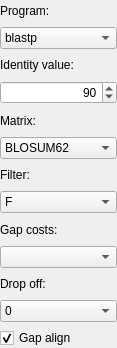
This is src/corelibs/U2View/src/ov_sequence/Das/ui/DasBlastSettingsWidget.ui in violethaze74/ugene as Qt 5 draws it before an edit. The edited form follows.
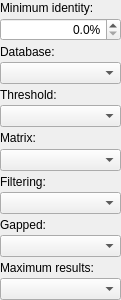
This is the edited form.

```diff
--- a/src/corelibs/U2View/src/ov_sequence/Das/ui/DasBlastSettingsWidget.ui
+++ b/src/corelibs/U2View/src/ov_sequence/Das/ui/DasBlastSettingsWidget.ui
@@ -6,8 +6,8 @@
    <rect>
     <x>0</x>
     <y>0</y>
-    <width>117</width>
-    <height>348</height>
+    <width>121</width>
+    <height>300</height>
    </rect>
   </property>
   <property name="sizePolicy">
@@ -20,18 +20,21 @@
    <string>Form</string>
   </property>
   <layout class="QVBoxLayout" name="verticalLayout">
+   <property name="spacing">
+    <number>3</number>
+   </property>
    <property name="margin">
     <number>0</number>
    </property>
    <item>
     <widget class="QLabel" name="programLabel">
      <property name="text">
-      <string>Program:</string>
+      <string>Minimum identity:</string>
      </property>
     </widget>
    </item>
    <item>
-    <widget class="QComboBox" name="programComboBox">
+    <widget class="QDoubleSpinBox" name="minimumIdentityDoubleSpinBox">
      <property name="sizePolicy">
       <sizepolicy hsizetype="MinimumExpanding" vsizetype="Fixed">
        <horstretch>0</horstretch>
@@ -43,52 +46,67 @@
        <width>1</width>
        <height>0</height>
       </size>
-     </property>
-     <item>
-      <property name="text">
-       <string>blastp</string>
-      </property>
-     </item>
-     <item>
-      <property name="text">
-       <string>blastx</string>
-      </property>
-     </item>
-     <item>
-      <property name="text">
-       <string>tblastx</string>
-      </property>
-     </item>
-     <item>
-      <property name="text">
-       <string>tblastn</string>
-      </property>
-     </item>
-    </widget>
-   </item>
-   <item>
-    <widget class="QLabel" name="identityLabel">
-     <property name="text">
-      <string>Identity value:</string>
-     </property>
-    </widget>
-   </item>
-   <item>
-    <widget class="QSpinBox" name="identitySpinBox">
-     <property name="sizePolicy">
-      <sizepolicy hsizetype="MinimumExpanding" vsizetype="Fixed">
-       <horstretch>0</horstretch>
-       <verstretch>0</verstretch>
-      </sizepolicy>
      </property>
      <property name="alignment">
       <set>Qt::AlignRight|Qt::AlignTrailing|Qt::AlignVCenter</set>
      </property>
-     <property name="maximum">
-      <number>100</number>
+     <property name="suffix">
+      <string>%</string>
      </property>
-     <property name="value">
-      <number>90</number>
+     <property name="decimals">
+      <number>1</number>
+     </property>
+    </widget>
+   </item>
+   <item>
+    <widget class="QLabel" name="databaseLabel">
+     <property name="text">
+      <string>Database:</string>
+     </property>
+    </widget>
+   </item>
+   <item>
+    <widget class="QComboBox" name="databaseComboBox">
+     <property name="sizePolicy">
+      <sizepolicy hsizetype="MinimumExpanding" vsizetype="Fixed">
+       <horstretch>0</horstretch>
+       <verstretch>0</verstretch>
+      </sizepolicy>
+     </property>
+     <property name="minimumSize">
+      <size>
+       <width>1</width>
+       <height>0</height>
+      </size>
+     </property>
+     <property name="sizeAdjustPolicy">
+      <enum>QComboBox::AdjustToMinimumContentsLength</enum>
+     </property>
+    </widget>
+   </item>
+   <item>
+    <widget class="QLabel" name="thresholdLabel">
+     <property name="text">
+      <string>Threshold:</string>
+     </property>
+    </widget>
+   </item>
+   <item>
+    <widget class="QComboBox" name="thresholdComboBox">
+     <property name="sizePolicy">
+      <sizepolicy hsizetype="MinimumExpanding" vsizetype="Fixed">
+       <horstretch>0</horstretch>
+       <verstretch>0</verstretch>
+      </sizepolicy>
+     </property>
+     <property name="minimumSize">
+      <size>
+       <width>1</width>
+       <height>0</height>
+      </size>
+     </property>
+     <property name="sizeAdjustPolicy">
+      <enum>QComboBox::AdjustToMinimumContentsLength</enum>
      </property>
     </widget>
    </item>
@@ -107,43 +125,24 @@
        <verstretch>0</verstretch>
       </sizepolicy>
      </property>
+     <property name="minimumSize">
+      <size>
+       <width>1</width>
+       <height>0</height>
+      </size>
+     </property>
      <property name="currentIndex">
-      <number>1</number>
+      <number>-1</number>
      </property>
      <property name="sizeAdjustPolicy">
       <enum>QComboBox::AdjustToMinimumContentsLength</enum>
      </property>
-     <item>
-      <property name="text">
-       <string>BLOSUM45</string>
-      </property>
-     </item>
-     <item>
-      <property name="text">
-       <string>BLOSUM62</string>
-      </property>
-     </item>
-     <item>
-      <property name="text">
-       <string>BLOSUM80</string>
-      </property>
-     </item>
-     <item>
-      <property name="text">
-       <string>PAM30</string>
-      </property>
-     </item>
-     <item>
-      <property name="text">
-       <string>PAM70</string>
-      </property>
-     </item>
     </widget>
    </item>
    <item>
     <widget class="QLabel" name="filterLabel">
      <property name="text">
-      <string>Filter:</string>
+      <string>Filtering:</string>
      </property>
     </widget>
    </item>
@@ -155,22 +154,21 @@
        <verstretch>0</verstretch>
       </sizepolicy>
      </property>
-     <item>
-      <property name="text">
-       <string>F</string>
-      </property>
-     </item>
-     <item>
-      <property name="text">
-       <string>T</string>
-      </property>
-     </item>
+     <property name="minimumSize">
+      <size>
+       <width>1</width>
+       <height>0</height>
+      </size>
+     </property>
+     <property name="sizeAdjustPolicy">
+      <enum>QComboBox::AdjustToMinimumContentsLength</enum>
+     </property>
     </widget>
    </item>
    <item>
     <widget class="QLabel" name="gapCostsLabel">
      <property name="text">
-      <string>Gap costs:</string>
+      <string>Gapped:</string>
      </property>
     </widget>
    </item>
@@ -182,12 +180,21 @@
        <verstretch>0</verstretch>
       </sizepolicy>
      </property>
+     <property name="minimumSize">
+      <size>
+       <width>1</width>
+       <height>0</height>
+      </size>
+     </property>
+     <property name="sizeAdjustPolicy">
+      <enum>QComboBox::AdjustToMinimumContentsLength</enum>
+     </property>
     </widget>
    </item>
    <item>
     <widget class="QLabel" name="dropOffLabel">
      <property name="text">
-      <string>Drop off:</string>
+      <string>Maximum results:</string>
      </property>
     </widget>
    </item>
@@ -199,51 +206,14 @@
        <verstretch>0</verstretch>
       </sizepolicy>
      </property>
-     <item>
-      <property name="text">
-       <string>0</string>
-      </property>
-     </item>
-     <item>
-      <property name="text">
-       <string>2</string>
-      </property>
-     </item>
-     <item>
-      <property name="text">
-       <string>4</string>
-      </property>
-     </item>
-     <item>
-      <property name="text">
-       <string>6</string>
-      </property>
-     </item>
-     <item>
-      <property name="text">
-       <string>8</string>
-      </property>
-     </item>
-     <item>
-      <property name="text">
-       <string>10</string>
-      </property>
-     </item>
-    </widget>
-   </item>
-   <item>
-    <widget class="QCheckBox" name="gapAlignCheckBox">
-     <property name="sizePolicy">
-      <sizepolicy hsizetype="MinimumExpanding" vsizetype="Fixed">
-       <horstretch>0</horstretch>
-       <verstretch>0</verstretch>
-      </sizepolicy>
+     <property name="minimumSize">
+      <size>
+       <width>1</width>
+       <height>0</height>
+      </size>
      </property>
-     <property name="text">
-      <string>Gap align</string>
-     </property>
-     <property name="checked">
-      <bool>true</bool>
+     <property name="sizeAdjustPolicy">
+      <enum>QComboBox::AdjustToMinimumContentsLength</enum>
      </property>
     </widget>
    </item>
```
Left out of the diff: 14 changed lines with no effect on the pictures.
